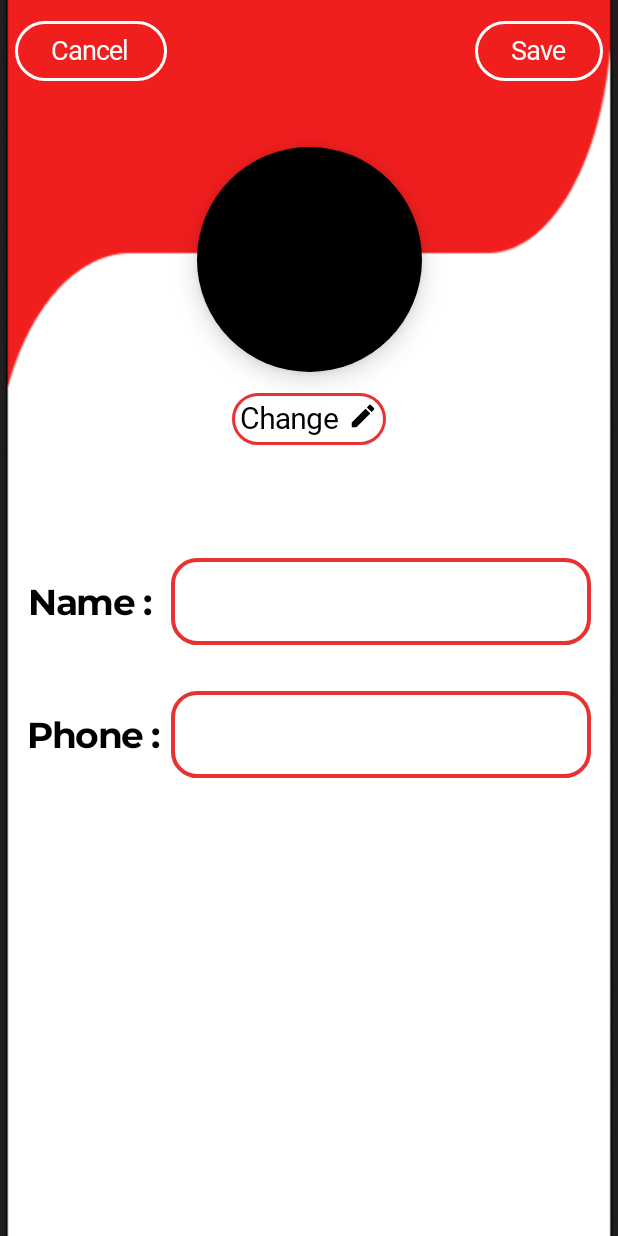
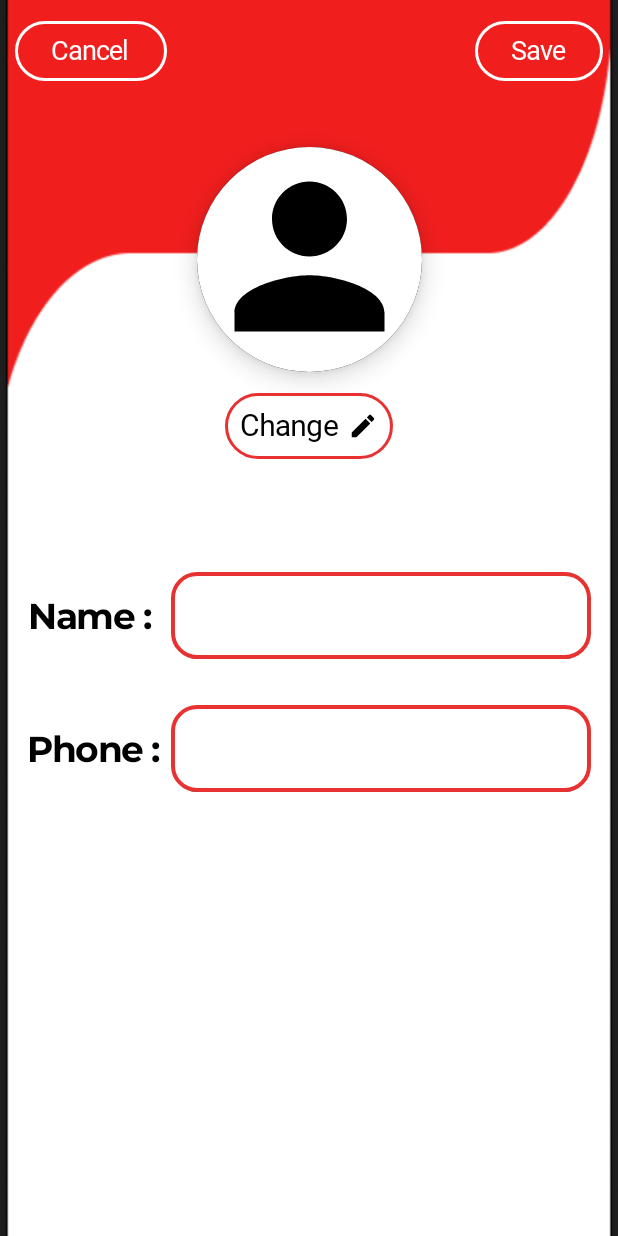
Before and after one commit to jiveshfirke/Intelli-Chat, an Android app built with Jetpack Compose: the ProfileScreen screen opened through its navigation route, on a phone screen of 412 x 824 dp. Run offline under Robolectric (Android 15) with nearby library versions, the phone set to English and light mode, and no system bars; our stand-ins replace Dagger/Hilt's generated code, Firebase (no records; nobody signed in at launch, a user with empty details on screens opened directly); libraries missing offline, so code that uses them is left out: com.google.mlkit.nl; Roboto replaces fonts that are not available here.

Commit message:
Updated UI in profile_screen.kt

```diff
--- a/app/src/main/java/com/dedsec/intellichat/screens/profile_screen.kt
+++ b/app/src/main/java/com/dedsec/intellichat/screens/profile_screen.kt
@@ -1,5 +1,6 @@
 package com.dedsec.intellichat.screens
 
+import android.util.Log
 import android.widget.Toast
 import androidx.activity.compose.rememberLauncherForActivityResult
 import androidx.activity.result.contract.ActivityResultContracts
@@ -233,8 +234,10 @@ fun ProfileImage(imageUrl: String?, vm: viewModel) {
                         .wrapContentSize()
                         .clickable {}
                         .size(150.dp)
+                        .background(Color.White)
                         .padding(bottom = 4.dp),
-                    contentScale = ContentScale.Crop)
+                    contentScale = ContentScale.Crop
+                )
             } else {
                 Image(painter = rememberAsyncImagePainter(model = imageUrl),
                     contentDescription = null,
@@ -251,10 +254,11 @@ fun ProfileImage(imageUrl: String?, vm: viewModel) {
             modifier = Modifier
                 .padding(top = 8.dp)
                 .border(2.dp, RedDark, RoundedCornerShape(50))
-                .padding(5.dp)
+                .padding(10.dp)
                 .clickable {
                     launcher.launch("image/*")
-                }
+                },
+            verticalAlignment = Alignment.CenterVertically
         ) {
             Text(
                 text = "Change",
```
